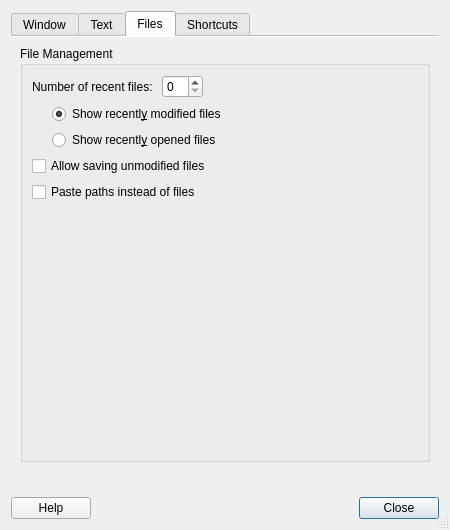
Before: the Qt Designer form featherpad/prefDialog.ui in tembun/fpad, drawn with Qt 5.
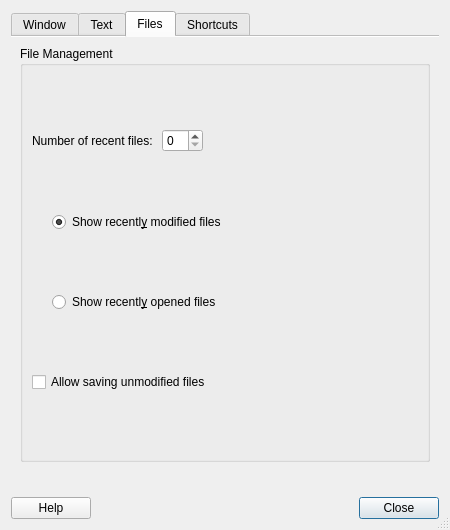
After: the same form once the commit is applied. The open tabs and pages were chosen to show the change. Icons and pictures are not drawn.

Commit message: remove paste paths setting

```diff
--- a/featherpad/prefDialog.ui
+++ b/featherpad/prefDialog.ui
@@ -537,33 +537,6 @@
             </property>
            </widget>
           </item>
-          <item>
-           <widget class="QCheckBox" name="pastePathsBox">
-            <property name="toolTip">
-             <string>By default, when files are copied, they will
-be opened if they are pasted into FeatherPad.</string>
-            </property>
-            <property name="text">
-             <string>Paste paths instead of files</string>
-            </property>
-           </widget>
-          </item>
-          <item>
-           <spacer name="verticalSpacer_2">
-            <property name="orientation">
-             <enum>Qt::Vertical</enum>
-            </property>
-            <property name="sizeType">
-             <enum>QSizePolicy::MinimumExpanding</enum>
-            </property>
-            <property name="sizeHint" stdset="0">
-             <size>
-              <width>5</width>
-              <height>1</height>
-             </size>
-            </property>
-           </spacer>
-          </item>
          </layout>
         </widget>
        </item>
```
The commit also changes 7 other files.
